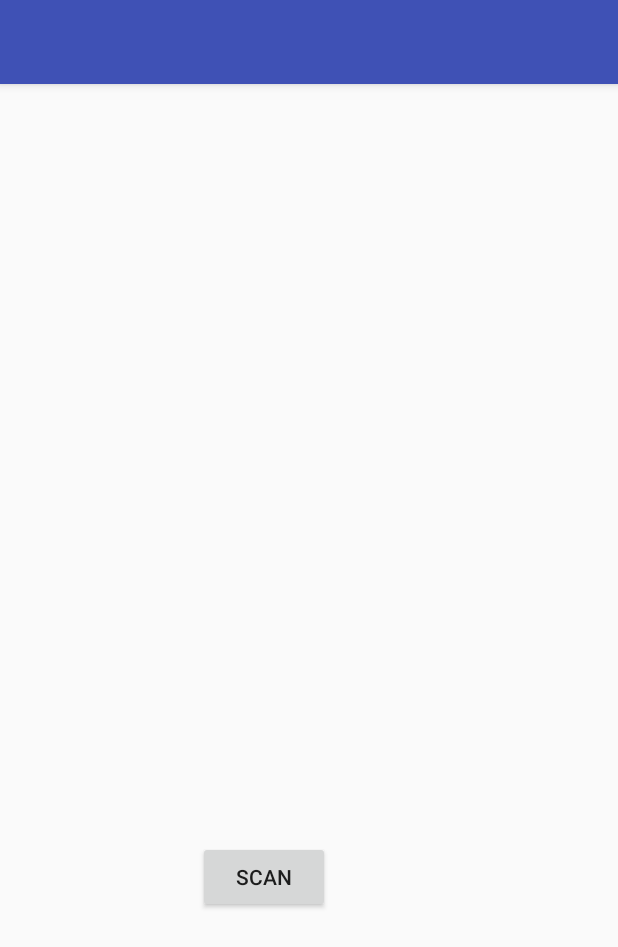
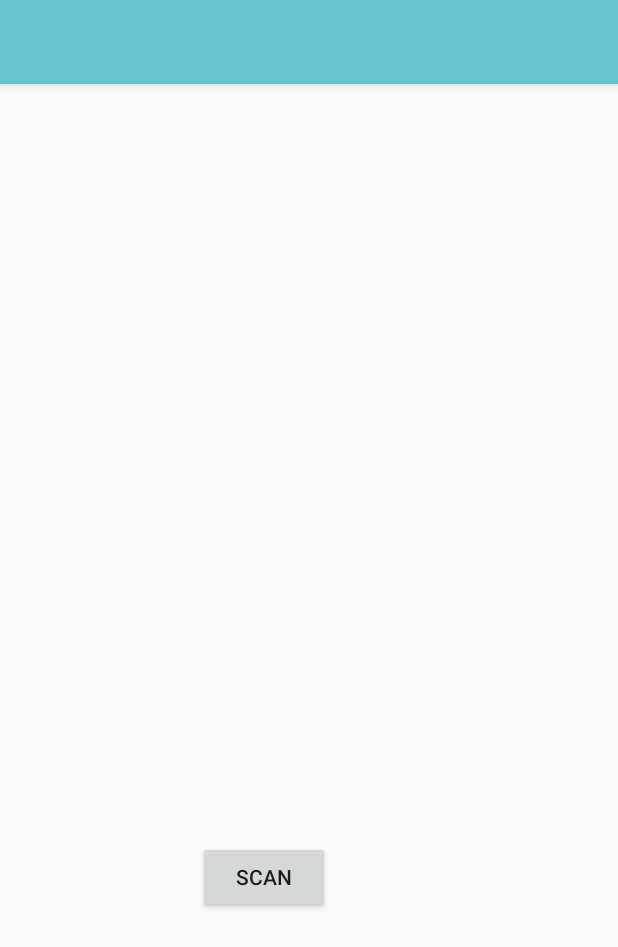
Before and after one commit to wardah9/Project_CarPoolingApplication, an Android app: the layout activity_barcode_scanner2.xml on its own in the app's theme, with its tools: preview values and no code run, on a phone screen of 412 x 824 dp. Shown: the top 947 px of the screen. Run offline under Robolectric (Android 15) with nearby library versions, the phone set to English and light mode, and no system bars.

Commit message:
colours and others

```diff
--- a/app/src/main/java/carpoolingapplication/carpooling/com/MainActivity.java
+++ b/app/src/main/java/carpoolingapplication/carpooling/com/MainActivity.java
@@ -14,7 +14,7 @@ public class MainActivity extends AppCompatActivity {
             @Override
             public void run() {
                 try {
-                    Thread.sleep(5000);
+                    Thread.sleep(50000);
                     finish();
                     startActivity(new Intent(MainActivity.this, LoginActivity.class));
                 } catch (InterruptedException e) {
--- a/app/src/main/res/layout/fragment_validate.xml
+++ b/app/src/main/res/layout/fragment_validate.xml
@@ -21,7 +21,7 @@
             android:layout_height="match_parent">
             <EditText
                 android:layout_width="200dp"
-                android:hint="Navigation code"
+                android:hint="validation code"
                 android:padding="7dp"
                 android:id="@+id/validate_code"
                 android:layout_height="wrap_content" />
--- a/app/src/main/res/values/styles.xml
+++ b/app/src/main/res/values/styles.xml
@@ -3,8 +3,8 @@
     <!-- Base application theme. -->
     <style name="AppTheme" parent="Theme.AppCompat.Light.NoActionBar">
         <!-- Customize your theme here. -->
-        <item name="colorPrimary">@color/colorPrimary</item>
-        <item name="colorPrimaryDark">@color/colorPrimaryDark</item>
+        <item name="colorPrimary">#65c3ce</item>
+        <item name="colorPrimaryDark">#1c929f</item>
         <item name="colorAccent">@color/colorAccent</item>
     </style>
 
```
Also changed, not shown: app/src/main/AndroidManifest.xml (+8 -8 lines).
